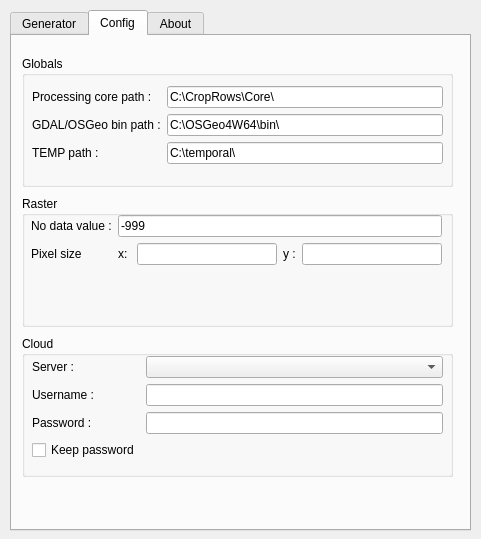
Above: PACropRows/crop_rows_dialog_base.ui from kartik-nighania/qgis-croprows-plugin before the change. Below: the same form after it.
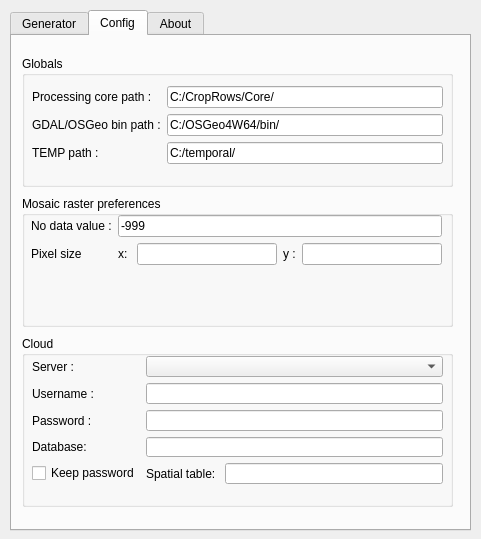
That is the form after the change. The open tabs and pages were chosen to show the change. Icons and pictures are not drawn.

The edit to the form file:
```diff
--- a/PACropRows/crop_rows_dialog_base.ui
+++ b/PACropRows/crop_rows_dialog_base.ui
@@ -276,7 +276,7 @@
        <item row="0" column="1">
         <widget class="QLineEdit" name="processing_core_path">
          <property name="text">
-          <string>C:\CropRows\Core\</string>
+          <string>C:/CropRows/Core/</string>
          </property>
         </widget>
        </item>
@@ -290,7 +290,7 @@
        <item row="1" column="1">
         <widget class="QLineEdit" name="gdalosgeo_path">
          <property name="text">
-          <string>C:\OSGeo4W64\bin\</string>
+          <string>C:/OSGeo4W64/bin/</string>
          </property>
         </widget>
        </item>
@@ -304,7 +304,7 @@
        <item row="2" column="1">
         <widget class="QLineEdit" name="tmp_path">
          <property name="text">
-          <string>C:\temporal\</string>
+          <string>C:/temporal/</string>
          </property>
         </widget>
        </item>
@@ -317,7 +317,7 @@
        <x>10</x>
        <y>300</y>
        <width>431</width>
-       <height>141</height>
+       <height>171</height>
       </rect>
      </property>
      <property name="title">
@@ -329,7 +329,7 @@
         <x>10</x>
         <y>20</y>
         <width>411</width>
-        <height>111</height>
+        <height>128</height>
        </rect>
       </property>
       <layout class="QFormLayout" name="formLayout">
@@ -363,13 +363,37 @@
        <item row="2" column="1">
         <widget class="QLineEdit" name="lineEdit_2"/>
        </item>
-       <item row="3" column="0">
-        <widget class="QCheckBox" name="checkBox">
+       <item row="4" column="0">
+        <widget class="QCheckBox" name="keeppass_cloud">
          <property name="text">
           <string>Keep password</string>
          </property>
         </widget>
        </item>
+       <item row="4" column="1">
+        <layout class="QHBoxLayout" name="horizontalLayout_3">
+         <item>
+          <widget class="QLabel" name="label_25">
+           <property name="text">
+            <string>Spatial table: </string>
+           </property>
+          </widget>
+         </item>
+         <item>
+          <widget class="QLineEdit" name="table_cloud"/>
+         </item>
+        </layout>
+       </item>
+       <item row="3" column="0">
+        <widget class="QLabel" name="label_26">
+         <property name="text">
+          <string>Database:</string>
+         </property>
+        </widget>
+       </item>
+       <item row="3" column="1">
+        <widget class="QLineEdit" name="database_cloud"/>
+       </item>
       </layout>
      </widget>
     </widget>
@@ -383,7 +407,7 @@
       </rect>
      </property>
      <property name="title">
-      <string>Raster</string>
+      <string>Mosaic raster preferences</string>
      </property>
      <widget class="QWidget" name="formLayoutWidget_3">
       <property name="geometry">
```
Left out of the diff: 6 changed lines with no effect on the pictures.
